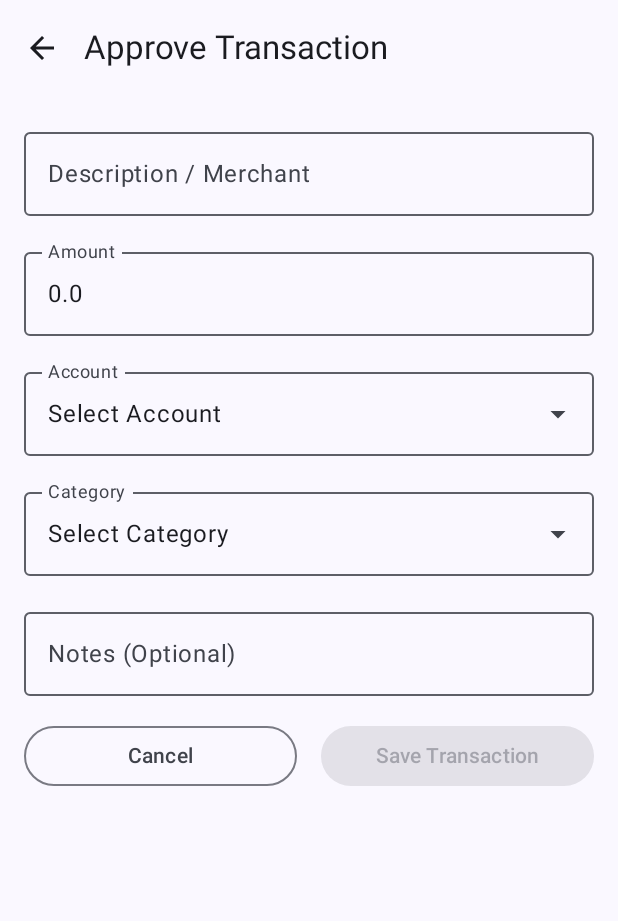
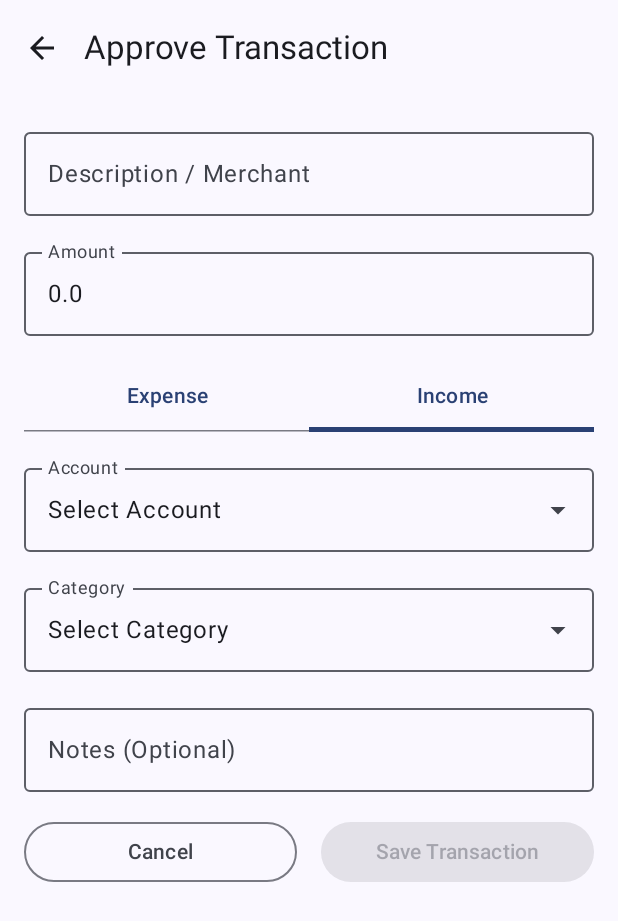
Before and after one commit to PrajwalMadhyastha/PersonalFinanceApp-Android, an Android app built with Jetpack Compose: the composable ApproveTransactionScreen called with empty values, on a phone screen of 412 x 824 dp. Shown: the top 921 px of the screen. Run offline under Robolectric (Android 15) with nearby library versions, the phone set to English and light mode, and no system bars.

Commit message:
fix(android): Correctly handle income/expense type in SMS capture flow

```diff
--- a/app/src/main/java/com/example/personalfinanceapp/ui/screens/SmsWorkflowScreens.kt
+++ b/app/src/main/java/com/example/personalfinanceapp/ui/screens/SmsWorkflowScreens.kt
@@ -160,6 +160,10 @@ fun ApproveTransactionScreen(
 ) {
     var description by remember { mutableStateOf(merchant) }
     var notes by remember { mutableStateOf("") }
+    // --- NEW: State for the user-selectable transaction type ---
+    var selectedTransactionType by remember(transactionType) { mutableStateOf(transactionType) }
+    val transactionTypes = listOf("Expense", "Income")
+
 
     val accounts by transactionViewModel.allAccounts.collectAsState(initial = emptyList())
     var selectedAccount by remember { mutableStateOf<Account?>(null) }
@@ -188,6 +192,19 @@ fun ApproveTransactionScreen(
         ) {
             item { OutlinedTextField(value = description, onValueChange = { description = it }, label = { Text("Description / Merchant") }, modifier = Modifier.fillMaxWidth()) }
             item { OutlinedTextField(value = amount.toString(), onValueChange = {}, readOnly = true, label = { Text("Amount") }, modifier = Modifier.fillMaxWidth()) }
+
+            // --- NEW: TabRow for selecting transaction type ---
+            item {
+                TabRow(selectedTabIndex = if (selectedTransactionType == "expense") 0 else 1) {
+                    transactionTypes.forEachIndexed { index, title ->
+                        Tab(
+                            selected = (if (selectedTransactionType == "expense") 0 else 1) == index,
+                            onClick = { selectedTransactionType = if (index == 0) "expense" else "income" },
+                            text = { Text(title) }
+                        )
+                    }
+                }
+            }
 
             item {
                 ExposedDropdownMenuBox(expanded = isAccountDropdownExpanded, onExpandedChange = { isAccountDropdownExpanded = !isAccountDropdownExpanded }) {
@@ -248,7 +265,8 @@ fun ApproveTransactionScreen(
                                 accountId = selectedAccount!!.id,
                                 notes = notes.takeIf { it.isNotBlank() },
                                 date = System.currentTimeMillis(),
-                                transactionType = transactionType,
+                                // --- UPDATED: Pass the user-confirmed type ---
+                                transactionType = selectedTransactionType,
                                 sourceSmsId = smsId
                             )
                             if (success) {
```
Also changed, not shown: app/src/main/java/NotificationHelper.kt (+5 -2 lines).
